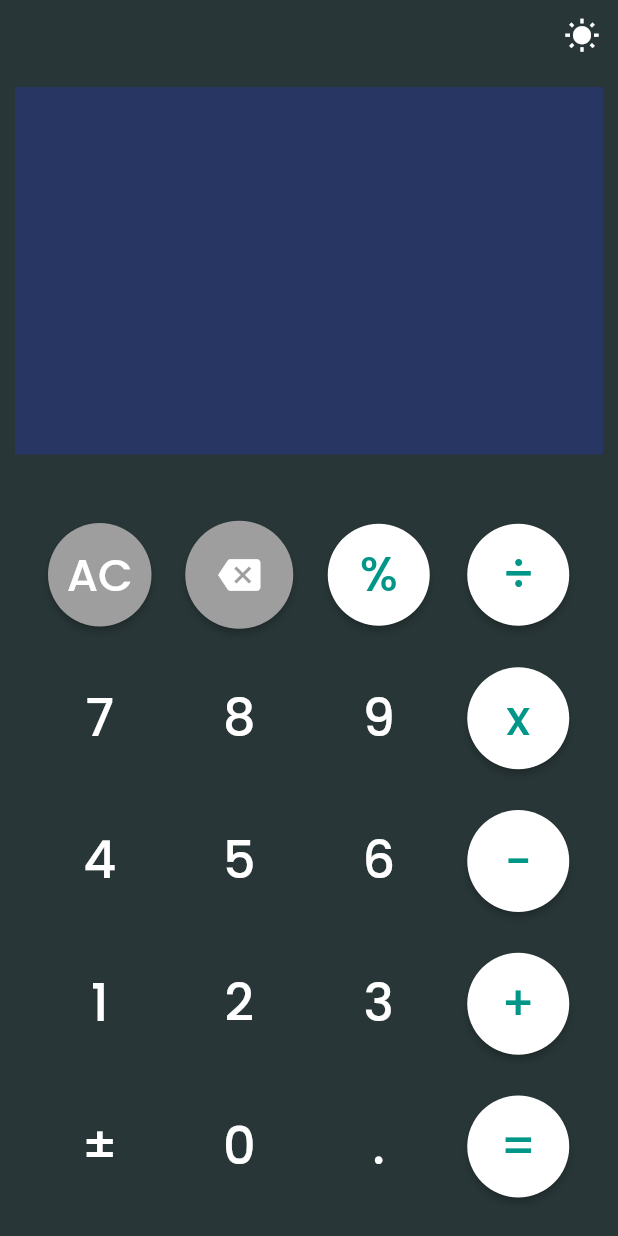
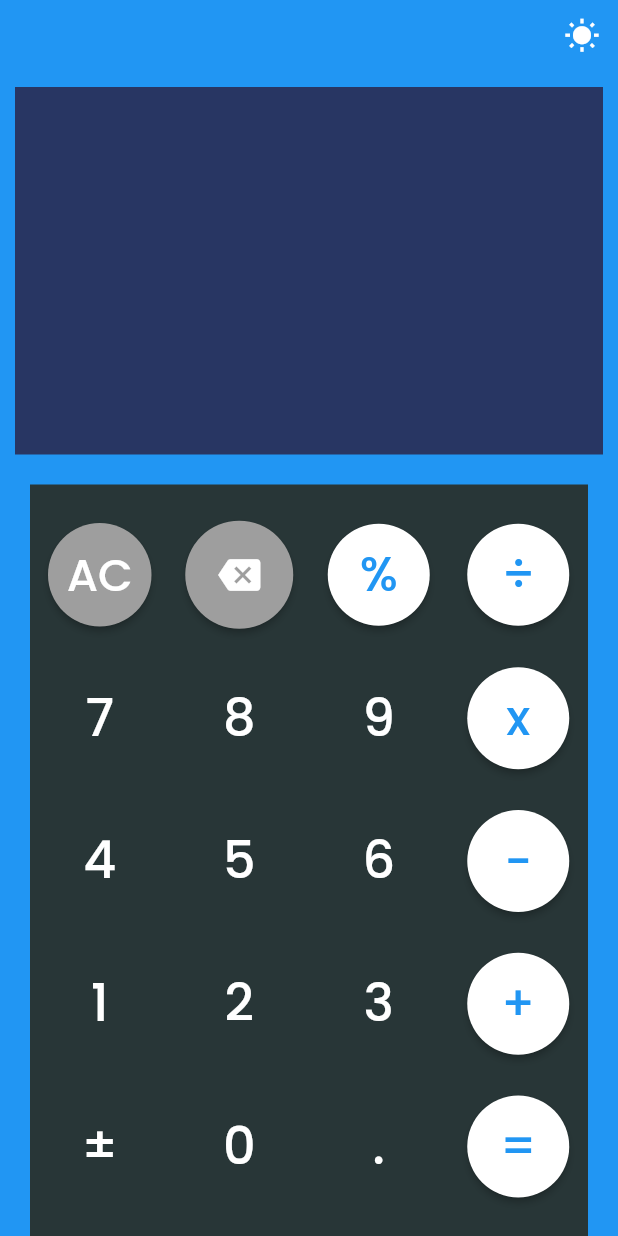
Before and after one commit to getumangon/flutter_calc, a Flutter app: the screen it shows after launch, after a tap on the "wb sunny" icon, on a phone screen of 412 x 824 dp. Run offline on Flutter 3.47's test engine with Material 2 defaults, Android fonts, the phone set to English and light mode, and no system bars; our stand-ins replace google_fonts.

Commit message:
logic added for switch theme (In-progress)

```diff
--- a/lib/main.dart
+++ b/lib/main.dart
@@ -1,3 +1,5 @@
+import 'dart:developer';
+
 import 'package:flutter/material.dart';
 import 'package:google_fonts/google_fonts.dart';
 
@@ -13,6 +15,7 @@ class MyApp extends StatefulWidget {
 
 class _MyAppState extends State<MyApp> {
   TextEditingController _controller;
+  bool darkTheme = true;
 
   void initState() {
     super.initState();
@@ -26,11 +29,22 @@ class _MyAppState extends State<MyApp> {
 
   @override
   Widget build(BuildContext context) {
-    bool darkTheme = true;
+    final ThemeData _themeData = Theme.of(context);
     return MaterialApp(
       title: 'Flutter Demo',
+      theme: darkTheme
+          ? ThemeData(
+              brightness: Brightness.dark,
+              primaryColor: Colors.red,
+              textSelectionColor: Colors.white,
+              buttonColor: Color.fromRGBO(2, 150, 136, 1))
+          : ThemeData(
+              brightness: Brightness.light,
+              primaryColor: Colors.red,
+              textSelectionColor: Colors.white,
+              buttonColor: Color.fromRGBO(2, 150, 136, 1)),
       home: Scaffold(
-          backgroundColor: Color.fromRGBO(40, 54, 55, 1),
+          backgroundColor: _themeData.primaryColor,
           body: SafeArea(
             child: Column(
               children: <Widget>[
@@ -39,7 +53,12 @@ class _MyAppState extends State<MyApp> {
                   child: IconButton(
                     icon: Icon(Icons.wb_sunny),
                     color: Colors.white,
-                    onPressed: () {},
+                    onPressed: () {
+                      setState(() {
+                        log("message $darkTheme");
+                        darkTheme = !darkTheme;
+                      });
+                    },
                   ),
                 ),
                 Container(
@@ -212,10 +231,6 @@ class _MyAppState extends State<MyApp> {
             ),
           )),
       debugShowCheckedModeBanner: false,
-      theme: ThemeData(
-          primaryColorDark: Color.fromRGBO(2, 150, 136, 1),
-          textSelectionColor: Colors.white,
-          buttonColor: Color.fromRGBO(2, 150, 136, 1)),
     );
   }
 
@@ -223,7 +238,7 @@ class _MyAppState extends State<MyApp> {
     return RaisedButton(
       child: Text(text,
           style: GoogleFonts.poppins(
-              fontSize: 32, color: Color.fromRGBO(2, 150, 136, 1))),
+              fontSize: 32, color: Theme.of(context).primaryColor)),
       onPressed: onPress,
       padding: EdgeInsets.all(10),
       shape: CircleBorder(),
```
